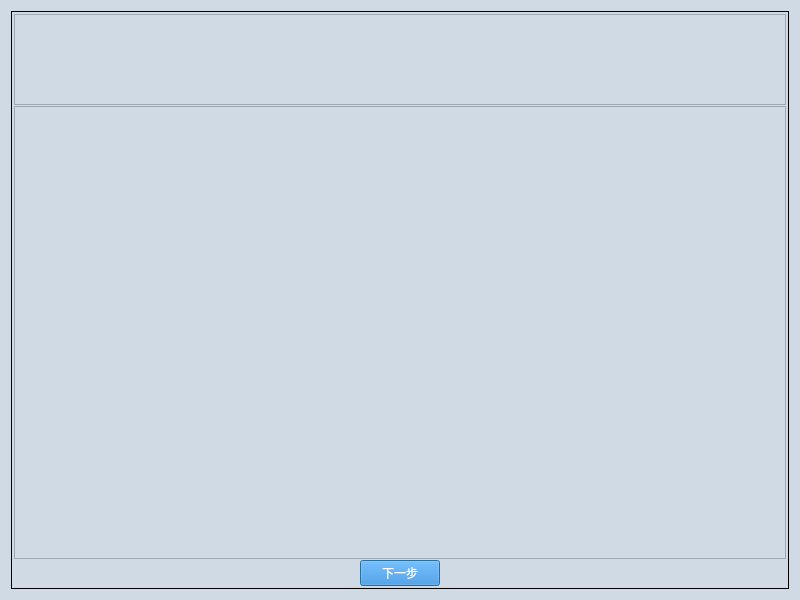
Before: the Qt Designer form ui/SIMPLE_TEST_PROCESS_1BTN.ui in gaoxingyu-hub/HUA54testframework, drawn with Qt 5.
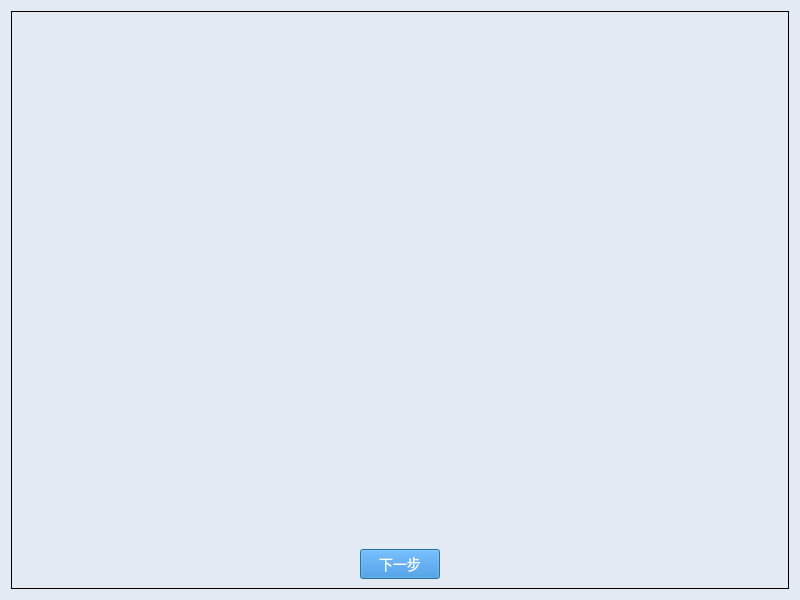
After: the same form once the commit is applied.

Diff of the .ui file:
```diff
--- a/ui/SIMPLE_TEST_PROCESS_1BTN.ui
+++ b/ui/SIMPLE_TEST_PROCESS_1BTN.ui
@@ -21,47 +21,35 @@
   </property>
   <property name="styleSheet">
    <string notr="true">QDialog{
-background-color:#D0DAE5;
+background-color:#E3EAF4;
+margin-top:10px;
 }
-
-QTextBrower{
-background-color:#D0DAE5;
-}
-
-QLineEdit{
-background-color:#D0DAE5;
-}
-
-QWidget{
-background-color:#D0DAE5;
-}
-
-QStackedWidget{
-background-color:#D0DAE5;
-}
-
-QHeaderView{
-background-color:#D0DAE5;
-}
-
 QLabel{
-font-size:12px;
+font-size:14px;
 font-family:Microsoft YaHei;
-background-color:#D0DAE5;
+background-color:#E3EAF4;
 }
-
-QPushButton{         /*按钮自适应拉伸背景*/
-border-width: 2px 15px 2px 15px;
+QGroupBox{
+font-size:14px;
+font-family:Microsoft YaHei;
+border:1px solid rgb(0, 0, 0);
+background-color:#E3EAF4;
+}
+QPushButton{
 background-color:#2884D8;
 color: #FFFFFF;
-font-size:12px;
+font-size:14px;
 font-family:Microsoft YaHei;
 }
-
-QGroupBox{
-font-size:12px;
-font-family:Microsoft YaHei;
-border:1px solid rgb(0, 0, 0); 
+QTextBrowser{
+border-width:0;
+border-style:outset;
+background-color:#E3EAF4;
+}
+QGraphicsView{
+background-color:#E3EAF4;
+border-width:0;
+border-style:outset;
 }</string>
   </property>
   <layout class="QGridLayout" name="gridLayout_2">
@@ -71,31 +59,17 @@
       <string/>
      </property>
      <layout class="QGridLayout" name="gridLayout_3">
-      <property name="leftMargin">
-       <number>2</number>
-      </property>
-      <property name="topMargin">
-       <number>2</number>
-      </property>
-      <property name="rightMargin">
-       <number>2</number>
-      </property>
-      <property name="bottomMargin">
-       <number>2</number>
-      </property>
-      <property name="spacing">
-       <number>2</number>
-      </property>
       <item row="0" column="0">
-       <layout class="QVBoxLayout" name="verticalLayout" stretch="2,10,1">
-        <property name="spacing">
-         <number>1</number>
-        </property>
+       <layout class="QVBoxLayout" name="verticalLayout" stretch="2,9,1">
         <item>
          <widget class="QTextBrowser" name="textBrowser_contents"/>
         </item>
         <item>
-         <widget class="QGraphicsView" name="graphicsView"/>
+         <widget class="QLabel" name="label_img">
+          <property name="text">
+           <string/>
+          </property>
+         </widget>
         </item>
         <item>
          <layout class="QGridLayout" name="gridLayout">
```
